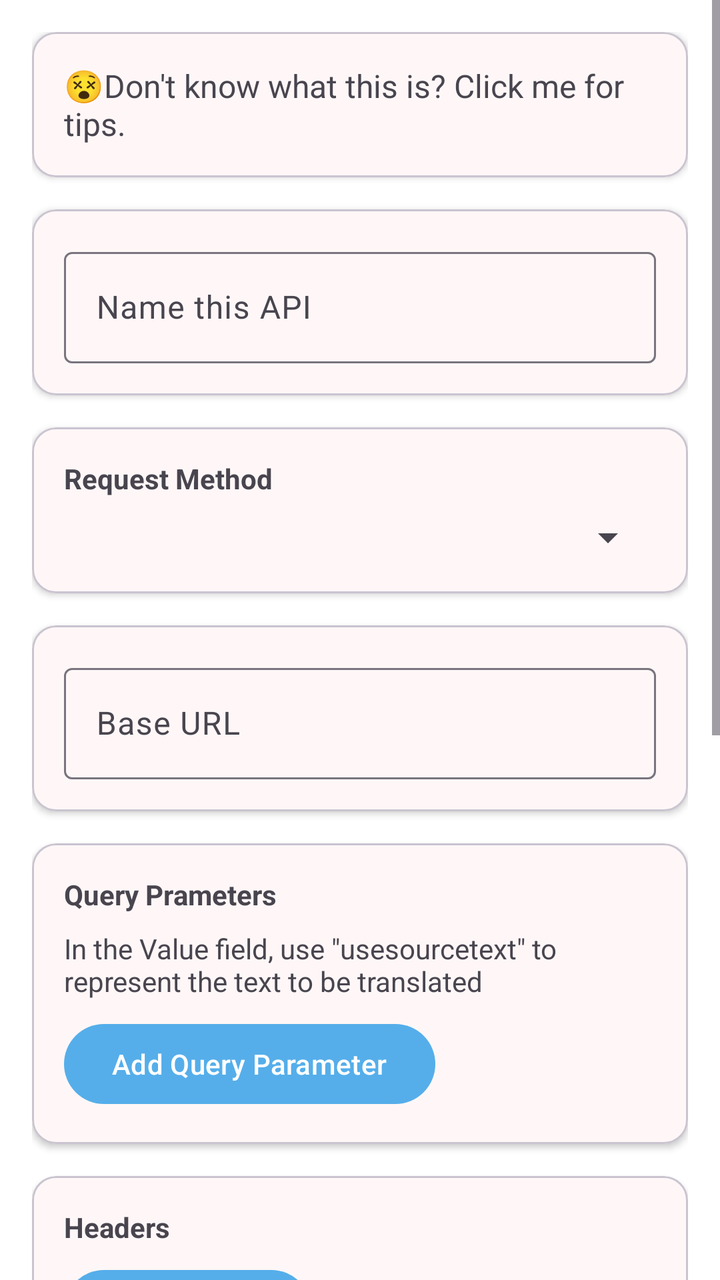
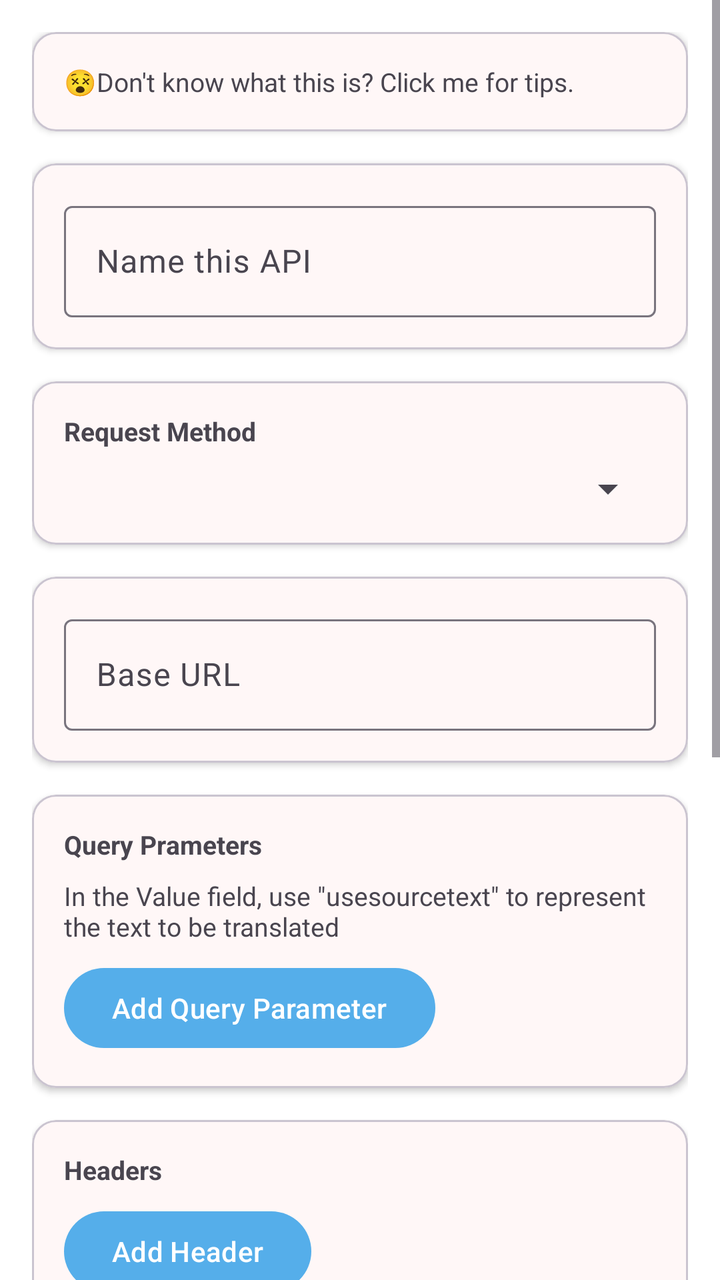

An Android layout rendered at two revisions. The XML below is the earlier revision; the diff shows what the commit changed to produce the second picture.
<!-- AndroidManifest.xml: application theme Theme.MT -->
<!-- res/layout/fragment_custom_text_api.xml -->
<?xml version="1.0" encoding="utf-8"?>
<ScrollView xmlns:android="http://schemas.android.com/apk/res/android"
    xmlns:app="http://schemas.android.com/apk/res-auto"
    android:layout_width="match_parent"
    android:layout_height="match_parent"
    android:fitsSystemWindows="true">

    <LinearLayout
        android:layout_width="match_parent"
        android:layout_height="wrap_content"
        android:orientation="vertical"
        android:padding="16dp">

        
        <com.google.android.material.card.MaterialCardView
            android:id="@+id/introduce"
            android:layout_width="match_parent"
            android:layout_height="wrap_content"
            android:layout_marginBottom="16dp"
            app:cardBackgroundColor="@color/card_background"
            app:cardElevation="2dp">

            <LinearLayout
                android:layout_width="match_parent"
                android:layout_height="wrap_content"
                android:orientation="vertical"
                android:padding="16dp">

                <TextView
                    android:layout_width="match_parent"
                    android:layout_height="wrap_content"
                    android:textSize="16sp"
                    android:text="@string/dont_know_custom">
                </TextView>

            </LinearLayout>

        </com.google.android.material.card.MaterialCardView>

        
        <com.google.android.material.card.MaterialCardView
            android:layout_width="match_parent"
            android:layout_height="wrap_content"
            android:layout_marginBottom="16dp"
            app:cardBackgroundColor="@color/card_background"
            app:cardElevation="2dp">

            <LinearLayout
                android:layout_width="match_parent"
                android:layout_height="wrap_content"
                android:orientation="vertical"
                android:padding="16dp">

                <com.google.android.material.textfield.TextInputLayout
                    android:layout_width="match_parent"
                    android:layout_height="wrap_content">

                    <com.google.android.material.textfield.TextInputEditText
                        android:id="@+id/editApiName"
                        android:layout_width="match_parent"
                        android:layout_height="wrap_content"
                        android:hint="@string/custom_api_name_hint" />
                </com.google.android.material.textfield.TextInputLayout>
            </LinearLayout>
        </com.google.android.material.card.MaterialCardView>

        
        <com.google.android.material.card.MaterialCardView
            android:layout_width="match_parent"
            android:layout_height="wrap_content"
            android:layout_marginBottom="16dp"
            app:cardBackgroundColor="@color/card_background"
            app:cardElevation="2dp">

            <LinearLayout
                android:layout_width="match_parent"
                android:layout_height="wrap_content"
                android:orientation="vertical"
                android:padding="16dp">

                <TextView
                    android:layout_width="wrap_content"
                    android:layout_height="wrap_content"
                    android:text="@string/request_method"
                    android:textStyle="bold" />

                <Spinner
                    android:id="@+id/spinnerMethod"
                    android:layout_width="match_parent"
                    android:layout_height="wrap_content"
                    android:layout_marginTop="8dp" />

            </LinearLayout>
        </com.google.android.material.card.MaterialCardView>

        
        <com.google.android.material.card.MaterialCardView
            android:layout_width="match_parent"
            android:layout_height="wrap_content"
            android:layout_marginBottom="16dp"
            app:cardBackgroundColor="@color/card_background"
            app:cardElevation="2dp">

            <LinearLayout
                android:layout_width="match_parent"
                android:layout_height="wrap_content"
                android:orientation="vertical"
                android:padding="16dp">

                <com.google.android.material.textfield.TextInputLayout
                    android:layout_width="match_parent"
                    android:layout_height="wrap_content">

                    <com.google.android.material.textfield.TextInputEditText
                        android:id="@+id/editBaseUrl"
                        android:layout_width="match_parent"
                        android:layout_height="wrap_content"
                        android:hint="@string/base_url" />
                </com.google.android.material.textfield.TextInputLayout>
            </LinearLayout>
        </com.google.android.material.card.MaterialCardView>

        
        <com.google.android.material.card.MaterialCardView
            android:id="@+id/layoutGetParams"
            android:layout_width="match_parent"
            android:layout_height="wrap_content"
            android:layout_marginBottom="16dp"
            app:cardBackgroundColor="@color/card_background"
            app:cardElevation="2dp">

            
            <LinearLayout
                android:layout_width="match_parent"
                android:layout_height="wrap_content"
                android:orientation="vertical"
                android:padding="16dp">

                <TextView
                    android:layout_width="wrap_content"
                    android:layout_height="wrap_content"
                    android:text="@string/query_parameters"
                    android:textStyle="bold" />

                <LinearLayout
                    android:id="@+id/containerGetParams"
                    android:layout_width="match_parent"
                    android:layout_height="wrap_content"
                    android:orientation="vertical" />

                <TextView
                    android:layout_width="wrap_content"
                    android:layout_height="wrap_content"
                    android:layout_marginTop="8dp"
                    android:text="@string/use_source_text"
                    android:textColor="?android:textColorSecondary" />

                <Button
                    android:id="@+id/btnAddGetParam"
                    android:layout_width="wrap_content"
                    android:layout_height="wrap_content"
                    android:layout_marginTop="8dp"
                    android:text="@string/add_query_parameter" />
            </LinearLayout>
        </com.google.android.material.card.MaterialCardView>

        
        <com.google.android.material.card.MaterialCardView
            android:layout_width="match_parent"
            android:layout_height="wrap_content"
            android:layout_marginBottom="16dp"
            app:cardBackgroundColor="@color/card_background"
            app:cardElevation="2dp">

            
            <LinearLayout
                android:layout_width="match_parent"
                android:layout_height="wrap_content"
                android:orientation="vertical"
                android:padding="16dp">

                <TextView
                    android:layout_width="wrap_content"
                    android:layout_height="wrap_content"
                    android:text="@string/headers"
                    android:textStyle="bold" />

                <LinearLayout
                    android:id="@+id/containerHeaders"
                    android:layout_width="match_parent"
                    android:layout_height="wrap_content"
                    android:orientation="vertical" />

                <Button
                    android:id="@+id/btnAddHeader"
                    android:layout_width="wrap_content"
                    android:layout_height="wrap_content"
                    android:layout_marginTop="8dp"
                    android:text="@string/add_header" />
            </LinearLayout>
        </com.google.android.material.card.MaterialCardView>

        
        <com.google.android.material.card.MaterialCardView
            android:id="@+id/layoutPostJson"
            android:layout_width="match_parent"
            android:layout_height="wrap_content"
            android:layout_marginBottom="16dp"
            app:cardBackgroundColor="@color/card_background"
            app:cardElevation="2dp">

            <LinearLayout
                android:layout_width="match_parent"
                android:layout_height="wrap_content"
                android:orientation="vertical"
                android:padding="16dp">

                <TextView
                    android:layout_width="wrap_content"
                    android:layout_height="wrap_content"
                    android:text="@string/json_body"
                    android:textStyle="bold" />

                <LinearLayout
                    android:id="@+id/containerJsonBody"
                    android:layout_width="match_parent"
                    android:layout_height="wrap_content"
                    android:orientation="vertical" />

                <TextView
                    android:layout_width="wrap_content"
                    android:layout_height="wrap_content"
                    android:layout_marginTop="8dp"
                    android:text="@string/use_source_text"
                    android:textColor="?android:textColorSecondary" />

                <Button
                    android:id="@+id/btnAddJsonField"
                    android:layout_width="wrap_content"
                    android:layout_height="wrap_content"
                    android:layout_marginTop="8dp"
                    android:text="@string/add_json_field" />
            </LinearLayout>
        </com.google.android.material.card.MaterialCardView>

        
        <com.google.android.material.card.MaterialCardView
            android:layout_width="match_parent"
            android:layout_height="wrap_content"
            android:layout_marginBottom="16dp"
            app:cardBackgroundColor="@color/card_background"
            app:cardElevation="2dp">

            <LinearLayout
                android:layout_width="match_parent"
                android:layout_height="wrap_content"
                android:orientation="vertical"
                android:padding="16dp">

                <com.google.android.material.textfield.TextInputLayout
                    android:layout_width="match_parent"
                    android:layout_height="wrap_content">

                    <com.google.android.material.textfield.TextInputEditText
                        android:id="@+id/editJsonPath"
                        android:layout_width="match_parent"
                        android:layout_height="wrap_content"
                        android:hint="@string/json_response_path" />

                </com.google.android.material.textfield.TextInputLayout>

            </LinearLayout>
        </com.google.android.material.card.MaterialCardView>

        
        <Button
            android:id="@+id/btnSave"
            android:layout_width="match_parent"
            android:layout_height="wrap_content"
            android:layout_marginTop="8dp"
            android:text="@string/save_configuration" />

        
        <Button
            android:id="@+id/btnDelete"
            android:layout_width="match_parent"
            android:layout_height="wrap_content"
            android:layout_marginTop="8dp"
            android:text="@string/custom_api_delete"
            style="?attr/materialButtonOutlinedStyle" />

    </LinearLayout>
</ScrollView>
<!-- resources referenced by this layout -->
<resources>
  <color name="card_background">#FFF7F7</color>
  <string name="add_header">Add Header</string>
  <string name="add_json_field">Add JSON Field</string>
  <string name="add_query_parameter">Add Query Parameter</string>
  <string name="base_url">Base URL</string>
  <string name="custom_api_delete">Delete This API</string>
  <string name="custom_api_name_hint">Name this API</string>
  <string name="dont_know_custom">😵Don\'t know what this is? Click me for tips.</string>
  <string name="headers">Headers</string>
  <string name="json_body">JSON Body</string>
  <string name="json_response_path">JSON Response Path</string>
  <string name="query_parameters">Query Prameters</string>
  <string name="request_method">Request Method</string>
  <string name="save_configuration">Save Configuration</string>
  <string name="use_source_text">In the Value field, use \"usesourcetext\" to represent the text to be translated</string>
  <style name="Theme.MT" parent="Base.Theme.MT">
          
          <item name="android:navigationBarColor">@android:color/transparent</item>
          <item name="android:statusBarColor">@android:color/transparent</item>
          <item name="android:windowLightStatusBar">?attr/isLightTheme</item>
      </style>
  <style name="Base.Theme.MT" parent="Theme.Material3.DayNight.NoActionBar">
          <item name="colorPrimary">@color/primary</item>
          <item name="preferenceTheme">@style/AppPreferenceTheme</item>
          <item name="android:windowBackground">@color/surface</item>
          <item name="android:navigationBarColor">
              @android:color/transparent
          </item>
          <item name="android:enforceNavigationBarContrast">false</item>
          <item name="android:enforceStatusBarContrast">false</item>
      </style>
  <color name="primary">#55AEEA</color>
  <style name="AppPreferenceTheme" parent="@style/PreferenceThemeOverlay">
          <item name="android:preferenceStyle">@style/AppPrefStyle</item>
      </style>
  <color name="surface">#FFFFFF</color>
  <style name="AppPrefStyle">
          <item name="android:layout">@layout/preference_item_fit</item>
      </style>
</resources>

<!-- the commit's change to res/layout/fragment_custom_text_api.xml (unified diff, before → after) -->
@@ -29,7 +29,7 @@
                 <TextView
                     android:layout_width="match_parent"
                     android:layout_height="wrap_content"
-                    android:textSize="16sp"
+                    android:textSize="13sp"
                     android:text="@string/dont_know_custom">
                 </TextView>
 
@@ -78,7 +78,7 @@
                 android:orientation="vertical"
                 android:padding="16dp">
 
-                <TextView
+                <TextView android:textSize="13sp" 
                     android:layout_width="wrap_content"
                     android:layout_height="wrap_content"
                     android:text="@string/request_method"
@@ -136,7 +136,7 @@
                 android:orientation="vertical"
                 android:padding="16dp">
 
-                <TextView
+                <TextView android:textSize="13sp" 
                     android:layout_width="wrap_content"
                     android:layout_height="wrap_content"
                     android:text="@string/query_parameters"
@@ -148,7 +148,7 @@
                     android:layout_height="wrap_content"
                     android:orientation="vertical" />
 
-                <TextView
+                <TextView android:textSize="13sp" 
                     android:layout_width="wrap_content"
                     android:layout_height="wrap_content"
                     android:layout_marginTop="8dp"
@@ -179,7 +179,7 @@
                 android:orientation="vertical"
                 android:padding="16dp">
 
-                <TextView
+                <TextView android:textSize="13sp" 
                     android:layout_width="wrap_content"
                     android:layout_height="wrap_content"
                     android:text="@string/headers"
@@ -215,7 +215,7 @@
                 android:orientation="vertical"
                 android:padding="16dp">
 
-                <TextView
+                <TextView android:textSize="13sp" 
                     android:layout_width="wrap_content"
                     android:layout_height="wrap_content"
                     android:text="@string/json_body"
@@ -227,7 +227,7 @@
                     android:layout_height="wrap_content"
                     android:orientation="vertical" />
 
-                <TextView
+                <TextView android:textSize="13sp" 
                     android:layout_width="wrap_content"
                     android:layout_height="wrap_content"
                     android:layout_marginTop="8dp"
